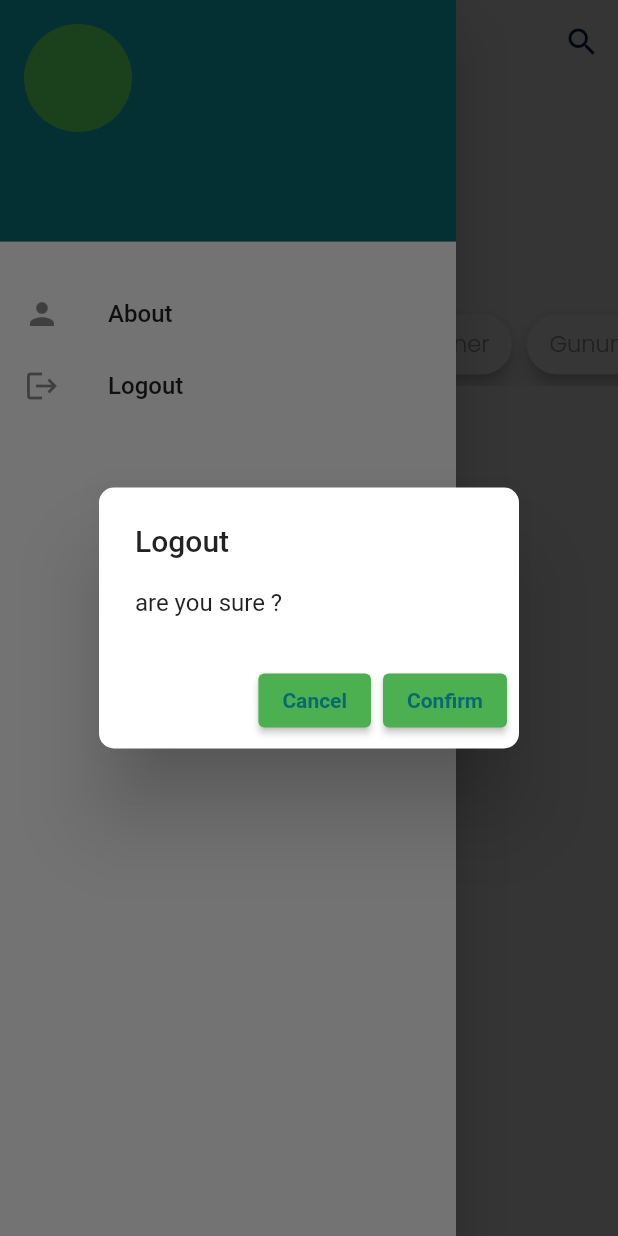
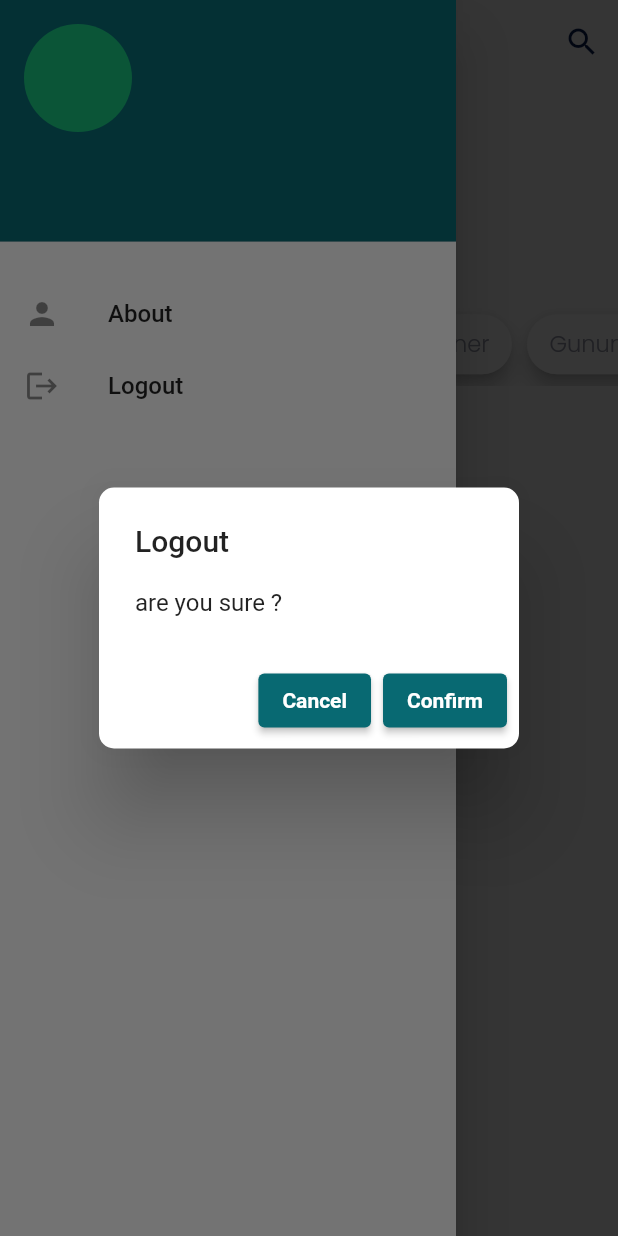
Before and after one commit to luthfiirsya33/capstone-project, a Flutter app: the HomePage screen opened directly, after a tap on the "menu" icon, after a tap on "Logout", on a phone screen of 412 x 824 dp. Run offline on Flutter 3.47's test engine with Material 2 defaults, Android fonts, the phone set to English and light mode, and no system bars; our stand-ins replace bubble, cloud_firestore, firebase_auth, firebase_core, firebase_storage, fluttertoast and 4 more; missing offline and left inert: dialogflow_flutter; accounts and stored records are empty; network calls fail.

Commit message:
merapikan tampilan

```diff
--- a/lib/common/constants.dart
+++ b/lib/common/constants.dart
@@ -62,3 +62,16 @@ final kTextTheme = TextTheme(
   subtitle1: kSubtitle,
   bodyText2: kBodyText,
 );
+
+Map<int, Color> color = {
+50:const Color.fromRGBO(51, 153, 255, .1),
+100:const Color.fromRGBO(51, 153, 255, .2),
+200:const Color.fromRGBO(51, 153, 255, .3),
+300:const Color.fromRGBO(51, 153, 255, .4),
+400:const Color.fromRGBO(51, 153, 255, .5),
+500:const Color.fromRGBO(51, 153, 255, .6),
+600:const Color.fromRGBO(51, 153, 255, .7),
+700:const Color.fromRGBO(51, 153, 255, .8),
+800:const Color.fromRGBO(51, 153, 255, .9),
+900:const Color.fromRGBO(51, 153, 255, 1),
+};
--- a/lib/main.dart
+++ b/lib/main.dart
@@ -1,3 +1,4 @@
+import 'package:capstone_project_sib_kwi/common/constants.dart';
 import 'package:capstone_project_sib_kwi/data/models/destination_detail.dart';
 import 'package:capstone_project_sib_kwi/presentation/pages/home/category_page.dart';
 import 'package:capstone_project_sib_kwi/presentation/pages/home/about_page.dart';
@@ -25,7 +26,7 @@ class MyApp extends StatelessWidget {
       title: 'KWI App',
       debugShowCheckedModeBanner: false,
       theme: ThemeData(
-        primarySwatch: Colors.green,
+        primarySwatch: MaterialColor(0xFF086972, color),
         appBarTheme: const AppBarTheme(elevation: 0),
       ),
       home: const SplashScreen(),
--- a/lib/presentation/pages/home/chatbot.dart
+++ b/lib/presentation/pages/home/chatbot.dart
@@ -44,7 +44,7 @@ class _ChatBotScreenState extends State<ChatBotScreen> {
           ),
         ),
         elevation: 10,
-        title: const Text("Chatbot Keanekaragaman Wisata Indonesia"),
+        title: const Text("Chatbot KWI"),
       ),
       body: Column(
         children: <Widget>[
--- a/lib/presentation/pages/home/drawer_screen.dart
+++ b/lib/presentation/pages/home/drawer_screen.dart
@@ -85,6 +85,7 @@ class _DrawwerScreenState extends State<DrawerScreen> {
         UserAccountsDrawerHeader(
           decoration: const BoxDecoration(color: primaryColor),
           currentAccountPicture: CircleAvatar(
+            backgroundColor: greenColor,
             radius: 50,
             backgroundImage: (loggedInUser.imageUrl != null
                     ? NetworkImage(loggedInUser.imageUrl!)
--- a/lib/presentation/pages/home/home_page.dart
+++ b/lib/presentation/pages/home/home_page.dart
@@ -142,7 +142,7 @@ class _HomePageState extends State<HomePage> {
                 ),
               ),
               Container(
-                margin: const EdgeInsets.only(top: 10, left: 14.0),
+                margin: const EdgeInsets.only(top: 10, left: 14.0, bottom: 5),
                 child: Text("Recently Added",
                     style: darkPurpleTextStyle.copyWith(
                       fontSize: 18,
@@ -182,7 +182,7 @@ class _HomePageState extends State<HomePage> {
               ),
               Flexible(
                 child: StreamBuilder(
-                  stream: _destinations.where('rating', isGreaterThanOrEqualTo: '4.5').snapshots(),
+                  stream: _destinations.where('rating', whereIn: ['4.5','4.6','4.7','4.8','4.9','5.0']).snapshots(),
                   builder:
                       (context, AsyncSnapshot<QuerySnapshot> streamSnapshot) {
                     if (streamSnapshot.hasData) {
--- a/lib/presentation/widgets/alert_dialog.dart
+++ b/lib/presentation/widgets/alert_dialog.dart
@@ -24,7 +24,7 @@ class AlertDialogs {
               child: const Text(
                 'Cancel',
                 style:
-                    TextStyle(color: primaryColor, fontWeight: FontWeight.bold),
+                    TextStyle(color: whiteColor, fontWeight: FontWeight.bold),
               ),
             ),
             ElevatedButton(
@@ -32,7 +32,7 @@ class AlertDialogs {
               child: const Text(
                 'Confirm',
                 style:
-                    TextStyle(color: primaryColor, fontWeight: FontWeight.w700),
+                    TextStyle(color: whiteColor, fontWeight: FontWeight.w700),
               ),
             ),
           ],
--- a/lib/presentation/widgets/profil.dart
+++ b/lib/presentation/widgets/profil.dart
@@ -172,6 +172,7 @@ class Profil extends StatelessWidget {
               CircleAvatar(
                 backgroundImage: NetworkImage(loggedUser.imageUrl ?? urlImage),
                 radius: 70,
+                backgroundColor: greenColor,
               ),
               IconButton(
                 onPressed: () {
```
Also changed, not shown: lib/presentation/pages/home/bookmark_page.dart (+8 -0 lines), lib/presentation/pages/home/category_page.dart (+12 -1 lines).
